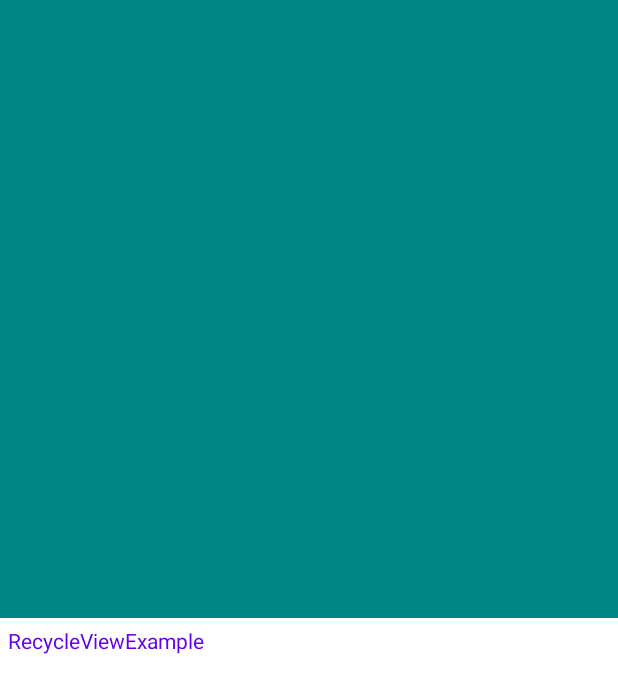
After one commit to datanapps/RecycleViewExample, an Android app: the layout item_image_detail.xml on its own in the app's theme, with its tools: preview values and no code run, on a phone screen of 412 x 824 dp. The commit adds this screen. Shown: the top 693 px of the screen. Run offline under Robolectric (Android 15) with nearby library versions, the phone set to English and light mode, and no system bars.

Commit message:
added new view and screens

```diff
--- a/app/src/main/res/layout/item_divider.xml
+++ b/app/src/main/res/layout/item_divider.xml
@@ -8,8 +8,8 @@
     <TextView
         android:id="@+id/tv_label"
         android:layout_width="match_parent"
-        android:layout_height="2dp"
-        android:background="@color/design_default_color_error"
+        android:layout_height="1dp"
+        android:background="@color/grey"
         app:layout_constraintEnd_toEndOf="parent"
         app:layout_constraintBottom_toBottomOf="parent"
         app:layout_constraintStart_toStartOf="parent"
--- a/app/src/main/res/layout/item_image.xml
+++ b/app/src/main/res/layout/item_image.xml
@@ -12,7 +12,8 @@
         android:layout_width="0dp"
         android:layout_height="0dp"
         app:srcCompat="@color/teal_700"
-        app:layout_constraintDimensionRatio="h, 4:3"
+        android:scaleType="centerCrop"
+        app:layout_constraintDimensionRatio="w, 2:4"
         app:layout_constraintTop_toTopOf="parent"
         app:layout_constraintStart_toStartOf="parent"
         app:layout_constraintEnd_toEndOf="parent"
--- /dev/null
+++ b/app/src/main/res/layout/item_image_detail.xml
@@ -0,0 +1,33 @@
+<?xml version="1.0" encoding="utf-8"?>
+<androidx.constraintlayout.widget.ConstraintLayout xmlns:android="http://schemas.android.com/apk/res/android"
+    xmlns:app="http://schemas.android.com/apk/res-auto"
+    xmlns:tools="http://schemas.android.com/tools"
+    android:layout_width="match_parent"
+    android:layout_height="wrap_content"
+
+    >
+
+    <com.google.android.material.imageview.ShapeableImageView
+    android:id="@+id/iv_image"
+    android:layout_width="0dp"
+    android:layout_height="0dp"
+    android:background="@color/teal_700"
+    android:scaleType="fitCenter"
+    app:layout_constraintDimensionRatio="h, 1:1"
+    app:layout_constraintTop_toTopOf="parent"
+    app:layout_constraintStart_toStartOf="parent"
+    app:layout_constraintEnd_toEndOf="parent"
+    tools:ignore="MissingConstraints" />
+
+    <TextView
+        android:id="@+id/tv_image_description"
+        android:layout_width="match_parent"
+        android:layout_height="wrap_content"
+        android:text="@string/app_name"
+        android:textColor="@color/purple_500"
+        android:padding="5dp"
+        app:layout_constraintTop_toBottomOf="@+id/iv_image"
+        app:layout_constraintStart_toStartOf="parent"
+        />
+
+</androidx.constraintlayout.widget.ConstraintLayout>
--- a/app/src/main/res/layout/item_label.xml
+++ b/app/src/main/res/layout/item_label.xml
@@ -11,7 +11,7 @@
         android:layout_width="wrap_content"
         android:layout_height="wrap_content"
         android:text="@string/app_name"
-       android:textSize="20sp"
+       android:textSize="18sp"
         app:layout_constraintStart_toStartOf="parent"
         app:layout_constraintTop_toTopOf="parent" />
 
--- a/app/src/main/res/values/colors.xml
+++ b/app/src/main/res/values/colors.xml
@@ -7,4 +7,7 @@
     <color name="teal_700">#FF018786</color>
     <color name="black">#FF000000</color>
     <color name="white">#FFFFFFFF</color>
+
+
+    <color name="grey">#FFACACAC</color>
 </resources>
```
Also changed, not shown: app/src/main/java/datanapps/recycleviewexample/multiview/MultiViewListActivity.kt (+8 -4 lines), app/src/main/java/datanapps/recycleviewexample/multiview/models/BaseItems.kt (+15 -2 lines), app/src/main/java/datanapps/recycleviewexample/multiview/models/ItemVH.kt (+31 -1 lines), 1 other file.
